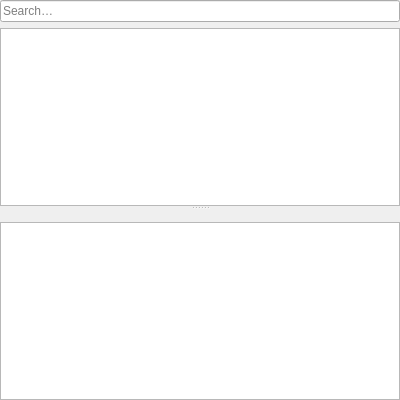
The window that src/modules/windows/feeds/FeedsContentsWidget.ui (OtterBrowser/otter-browser) describes before a commit, drawn with Qt 5.
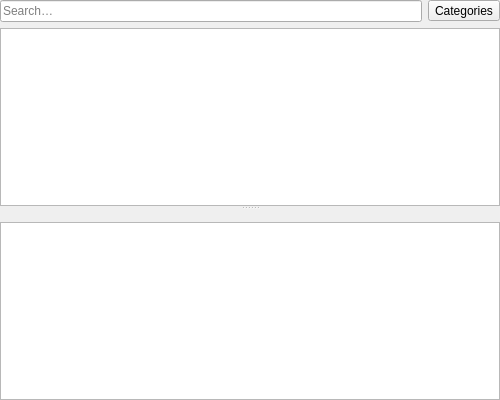
The same window after the commit. The open tabs and pages were chosen to show the change. Custom widgets are drawn as their Qt base class.

Commit message: Allow to filter by category, references #1415

Diff of the .ui file:
```diff
--- a/src/modules/windows/feeds/FeedsContentsWidget.ui
+++ b/src/modules/windows/feeds/FeedsContentsWidget.ui
@@ -6,7 +6,7 @@
    <rect>
     <x>0</x>
     <y>0</y>
-    <width>400</width>
+    <width>500</width>
     <height>400</height>
    </rect>
   </property>
@@ -85,6 +85,8 @@
         <number>0</number>
        </property>
        <item>
+        <layout class="QHBoxLayout" name="headerLayout">
+         <item>
         <widget class="Otter::LineEditWidget" name="feedFilterLineEditWidget">
          <property name="placeholderText">
           <string>Search…</string>
@@ -93,6 +95,18 @@
           <bool>true</bool>
          </property>
         </widget>
+         </item>
+         <item>
+          <widget class="QToolButton" name="categoriesButton">
+           <property name="text">
+            <string>Categories</string>
+           </property>
+           <property name="popupMode">
+            <enum>QToolButton::InstantPopup</enum>
+           </property>
+          </widget>
+         </item>
+        </layout>
        </item>
        <item>
         <widget class="QSplitter" name="splitter">
```
Lines whose indentation alone changed are shown as unchanged. The commit also changes 2 other files.
